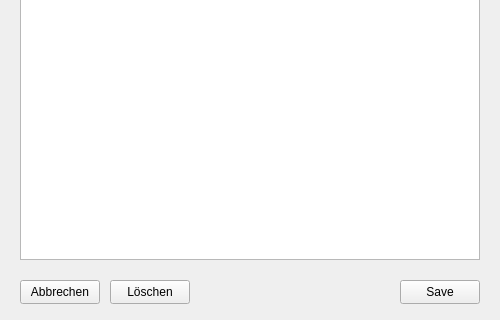
Qt form ui/editwindow.ui (nhiasi/hiasNote) before a commit; both pictures show x 0 to 500 and y 180 to 500 of the 500 by 500 pixel window.
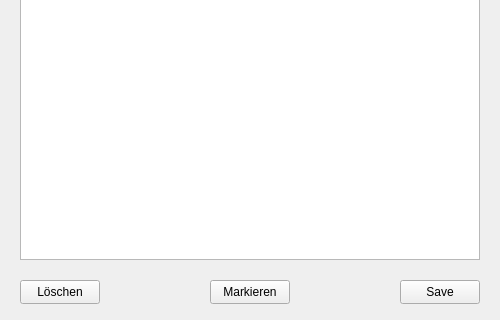
The same form after that commit. Icons and pictures are not drawn.

The edit to the form file:
```diff
--- a/ui/editwindow.ui
+++ b/ui/editwindow.ui
@@ -46,14 +46,14 @@
   <widget class="QPushButton" name="pushButton_3">
    <property name="geometry">
     <rect>
-     <x>110</x>
+     <x>210</x>
      <y>460</y>
      <width>80</width>
      <height>24</height>
     </rect>
    </property>
    <property name="text">
-    <string>Löschen</string>
+    <string>Markieren</string>
    </property>
   </widget>
   <widget class="QPushButton" name="pushButton_4">
@@ -66,7 +66,7 @@
     </rect>
    </property>
    <property name="text">
-    <string>Abbrechen</string>
+    <string>Löschen</string>
    </property>
   </widget>
   <widget class="QTextEdit" name="textEdit">
```
